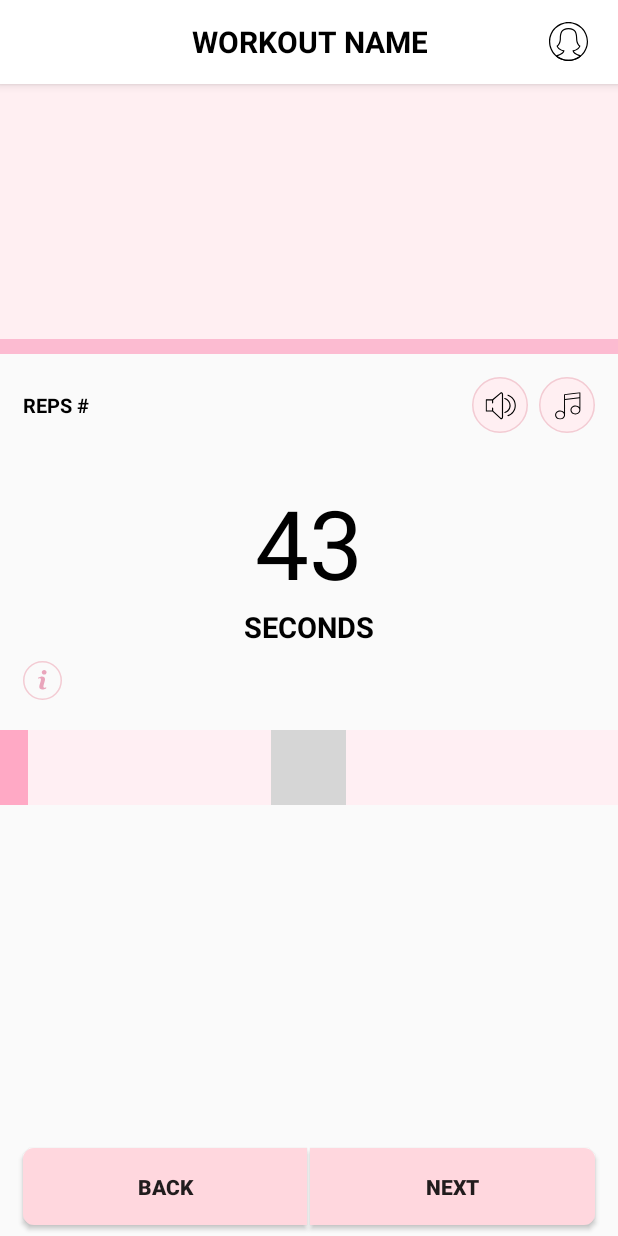
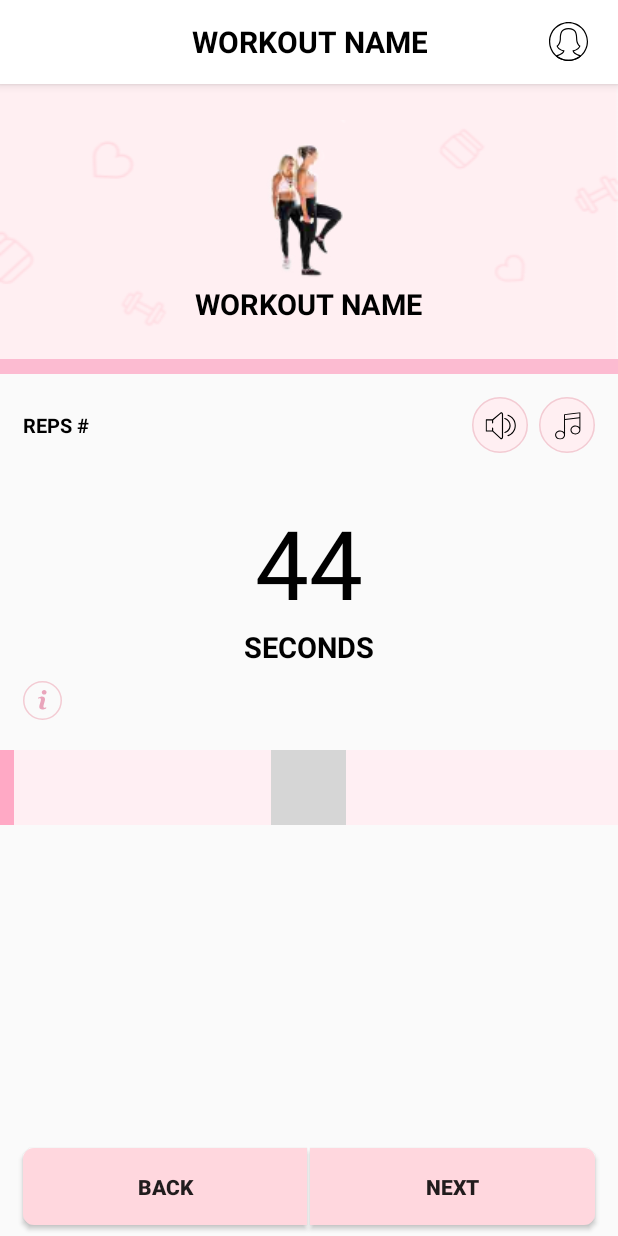
Before and after one commit to Ctrl937q/FitnessProj, an Android app: the fragment ExerciseChooseFragment placed in its activity, after a tap on "START WORKOUT", on a phone screen of 412 x 824 dp. Run offline under Robolectric (Android 15) with nearby library versions, the phone set to English and light mode, and no system bars; our stand-ins replace Picasso; libraries missing offline, so code that uses them is left out: com.ohoussein.playpause, mehdi.sakout.fancybuttons; plain views replace PlayPauseView; 4 statements that could not run were skipped; grey boxes are pictures that could not be loaded.

Commit message:
show alert dialog completed

```diff
--- a/app/build.gradle
+++ b/app/build.gradle
@@ -20,6 +20,7 @@
 
 dependencies {
     implementation fileTree(include: ['*.jar'], dir: 'libs')
+    //noinspection GradleCompatible
     implementation 'com.android.support:appcompat-v7:28.0.0-alpha1'
     implementation 'com.android.support.constraint:constraint-layout:1.1.3'
     testImplementation 'junit:junit:4.12'
--- a/app/src/main/java/com/example/tituh/fitnessproj/ui/activities/MainActivity.java
+++ b/app/src/main/java/com/example/tituh/fitnessproj/ui/activities/MainActivity.java
@@ -36,6 +36,9 @@
         mImageViewBackActionBar = findViewById(R.id.action_bar_arrow);
         mImageViewAboutActionBar = findViewById(R.id.action_bar_about);
 
+        setSupportActionBar(toolbar);
+        getSupportActionBar().setTitle("");
+        mActionBarTitle.setText("TSC BODY");
         mImageViewBackActionBar.setOnClickListener(new View.OnClickListener() {
             @Override
             public void onClick(View view) {
@@ -43,9 +46,6 @@
             }
         });
 
-        setSupportActionBar(toolbar);
-        getSupportActionBar().setTitle("");
-        mActionBarTitle.setText("TSC BODY");
 
         pushFragment(new MainTabLayoutFragment(), false);
 
@@ -99,6 +99,8 @@
             dialog.show();
         }
     }
+
+
 
     @Override
     public void showAlertDialog(@NonNull AlertDialog dialog) {
@@ -166,4 +168,5 @@
     public void visibleIconAboutActionBar() {
         mImageViewAboutActionBar.setVisibility(View.VISIBLE);
     }
+
 }
--- /dev/null
+++ b/app/src/main/java/com/example/tituh/fitnessproj/ui/activities/TimerClass.java
@@ -0,0 +1,100 @@
+package com.example.tituh.fitnessproj.ui.activities;
+
+import android.app.Activity;
+import android.content.DialogInterface;
+import android.os.CountDownTimer;
+import android.util.Log;
+import android.widget.ProgressBar;
+import android.widget.TextView;
+
+import com.example.tituh.fitnessproj.ui.fragments.DialogFragmentExersice;
+import com.example.tituh.fitnessproj.ui.fragments.fitness.ExersiceDoFragment;
+
+import java.util.Locale;
+
+public class TimerClass {
+
+    private CountDownTimer mCountDownTimer;
+    private CountDownTimer mCountDownTimerDialog;
+
+    private long startTimeInMills = 46000;
+    private long startTimeInMillsDialog = 10000;
+
+    private long mTimeLeftInMills = startTimeInMills;
+    private long mTimeLeftInMillsDialog = startTimeInMillsDialog;
+
+    private boolean mTimerRunning;
+    private boolean mTimerRunningDialog;
+
+    public void startTimer(final int value, final TextView textView, final ProgressBar progressBar) {
+        mCountDownTimer = new CountDownTimer(mTimeLeftInMills, 1000) {
+            @Override
+            public void onTick(long l) {
+                mTimeLeftInMills = l;
+                updateCountDownText(textView);
+                long valueProgressBar = value - mTimeLeftInMills / 1000;
+                progressBar.setProgress((int) valueProgressBar);
+            }
+
+            @Override
+            public void onFinish() {
+                mTimerRunning = false;
+            }
+        }.start();
+        mTimerRunning = true;
+    }
+
+
+    public void startTimerDialog(final TextView textView) {
+        mCountDownTimerDialog = new CountDownTimer(mTimeLeftInMillsDialog, 1000) {
+            @Override
+            public void onTick(long l) {
+                mTimeLeftInMillsDialog = l;
+                updateCountDownTextDialog(textView);
+            }
+
+            @Override
+            public void onFinish() {
+                mTimerRunningDialog = false;
+            }
+        }.start();
+        mTimerRunningDialog = true;
+    }
+
+
+    public void pauseTimer() {
+        mCountDownTimer.cancel();
+        mTimerRunning = false;
+    }
+
+    public void pauseTimerDialog() {
+        mCountDownTimerDialog.cancel();
+        mTimerRunningDialog = false;
+    }
+
+    public void updateCountDownText(TextView textView) {
+        //int minutes = (int) (mTimeLeftInills / 1000) / 60;
+        int seconds = (int) (mTimeLeftInMills / 1000) % 60;
+        //String timeLeftFormatted = String.format(Locale.getDefault(), "%02d:%02d", minutes, seconds); - with minutes
+        String timeLeftFormatted = String.format(Locale.getDefault(), "%02d", seconds);
+        textView.setText(timeLeftFormatted);
+    }
+
+
+    public void updateCountDownTextDialog(TextView textView) {
+        //int minutes = (int) (mTimeLeftInills / 1000) / 60;
+        int seconds = (int) (mTimeLeftInMillsDialog / 1000) % 60;
+        //String timeLeftFormatted = String.format(Locale.getDefault(), "%02d:%02d", minutes, seconds); - with minutes
+        String timeLeftFormatted = String.format(Locale.getDefault(), "%1d", seconds);
+        textView.setText(timeLeftFormatted);
+    }
+
+    public boolean ismTimerRunning() {
+        return mTimerRunning;
+    }
+
+    public boolean ismTimerRunningDialog() {
+        return mTimerRunningDialog;
+    }
+
+}
--- a/app/src/main/java/com/example/tituh/fitnessproj/ui/fragments/fitness/ExersiceDoFragment.java
+++ b/app/src/main/java/com/example/tituh/fitnessproj/ui/fragments/fitness/ExersiceDoFragment.java
@@ -1,9 +1,14 @@
 package com.example.tituh.fitnessproj.ui.fragments.fitness;
 
+
+import android.app.Activity;
+import android.content.DialogInterface;
+import android.graphics.Color;
+import android.graphics.drawable.ColorDrawable;
 import android.os.Bundle;
-import android.os.CountDownTimer;
 import android.support.annotation.NonNull;
 import android.support.annotation.Nullable;
+import android.support.v4.app.FragmentActivity;
 import android.util.Log;
 import android.view.LayoutInflater;
 import android.view.View;
@@ -14,97 +19,73 @@
 
 import com.example.tituh.fitnessproj.R;
 import com.example.tituh.fitnessproj.ui.activities.MainActivity;
+import com.example.tituh.fitnessproj.ui.activities.TimerClass;
 import com.example.tituh.fitnessproj.ui.fragments.BaseFragment;
+import com.example.tituh.fitnessproj.ui.fragments.DialogFragmentExersice;
 import com.ohoussein.playpause.PlayPauseView;
 
-import java.util.Locale;
 
 public class ExersiceDoFragment extends BaseFragment {
 
-    long startTimeills = 45000;
-    CountDownTimer mCountDownTimer;
-    long mTimeLeftInills = startTimeills;
-    boolean mTimerRunning;
+
     TextView textViewTime;
     ProgressBar progressBarExersice;
     Button btn_back;
     Button btn_next;
+    TimerClass timerClass;
+    int timerValue = 45;
 
     @Nullable
     @Override
-    public View onCreateView(@NonNull LayoutInflater inflater, @Nullable ViewGroup container, @Nullable Bundle savedInstanceState) {
-        View rootView = inflater.inflate(R.layout.workout_start_layout, container, false);
+    public View onCreateView(@NonNull LayoutInflater inflater, @Nullable ViewGroup container, @Nullable final Bundle savedInstanceState) {
+        final View rootView = inflater.inflate(R.layout.workout_start_layout, container, false);
 
-        textViewTime = (TextView)rootView.findViewById(R.id.text_view_time);
+        textViewTime = (TextView) rootView.findViewById(R.id.text_view_time);
         final PlayPauseView buttonPlayPause = (PlayPauseView) rootView.findViewById(R.id.button_test_start_exercise);
-        progressBarExersice = (ProgressBar)rootView.findViewById(R.id.progressBar_exersice);
-        btn_back = (Button)rootView.findViewById(R.id.btn_back_exersice);
-        btn_next = (Button)rootView.findViewById(R.id.btn_next_exersice);
+        progressBarExersice = (ProgressBar) rootView.findViewById(R.id.progressBar_exersice);
+        btn_back = (Button) rootView.findViewById(R.id.btn_back_exersice);
+        btn_next = (Button) rootView.findViewById(R.id.btn_next_exersice);
+        timerClass = new TimerClass();
 
-        ((MainActivity)getActivity()).updateActionBarTitle("WORKOUT NAME");
+        ((MainActivity) getActivity()).updateActionBarTitle("WORKOUT NAME");
 
         btn_next.setOnClickListener(new View.OnClickListener() {
             @Override
             public void onClick(View view) {
-
+                DialogFragmentExersice dialogFragmentExersice = new DialogFragmentExersice(getActivity());
+                dialogFragmentExersice.show();
+                dialogFragmentExersice.getWindow().setBackgroundDrawable(new ColorDrawable(Color.TRANSPARENT));
+                timerClass.pauseTimer();
+                buttonPlayPause.change(true);
             }
         });
+
+        progressBarExersice.setMax(timerValue);
+        timerClass.startTimer(timerValue, textViewTime, progressBarExersice);
+
+        buttonPlayPause.change(false);
+        buttonPlayPause.setOnClickListener(new View.OnClickListener() {
+            @Override
+            public void onClick(View view) {
+                buttonPlayPause.toggle();
+                if (timerClass.ismTimerRunning()) {
+                    timerClass.pauseTimer();
+                } else {
+                    timerClass.startTimer(timerValue, textViewTime, progressBarExersice);
+                }
+            }
+        });
+
+
+
 
         btn_back.setOnClickListener(new View.OnClickListener() {
             @Override
             public void onClick(View view) {
-                ((MainActivity)getActivity()).popFragment();
-            }
-        });
-
-        progressBarExersice.setMax(45);
-
-        startTimer();
-        buttonPlayPause.change(false);
-
-        buttonPlayPause.setOnClickListener(new View.OnClickListener() {
-            @Override
-            public void onClick(View view) {
-                buttonPlayPause.toggle();
-                if (mTimerRunning) {
-                    pauseTimer();
-                } else {
-                    startTimer();
-                }
+                ((MainActivity) getActivity()).popFragment();
             }
         });
         return rootView;
     }
 
-    private void startTimer() {
-        mCountDownTimer = new CountDownTimer(mTimeLeftInills, 1000) {
-            @Override
-            public void onTick(long l) {
-                mTimeLeftInills = l;
-                updateCountDownText();
-                long valueProgressBar = 45 - mTimeLeftInills/1000;
-                progressBarExersice.setProgress((int)valueProgressBar);
-            }
-
-            @Override
-            public void onFinish() {
-                mTimerRunning = false;
-            }
-        }.start();
-        mTimerRunning = true;
-    }
-
-    private void pauseTimer() {
-        mCountDownTimer.cancel();
-        mTimerRunning = false;
-
-    }
-
-    private void updateCountDownText() {
-        //int minutes = (int) (mTimeLeftInills / 1000) / 60;
-        int seconds = (int) (mTimeLeftInills / 1000) % 60;
-        //String timeLeftFormatted = String.format(Locale.getDefault(), "%02d:%02d", minutes, seconds); - with minutes
-        String timeLeftFormatted = String.format(Locale.getDefault(), "%02d", seconds);
-        textViewTime.setText(timeLeftFormatted);
-    }
 }
--- a/app/src/main/res/layout/exercise_choose_fragment.xml
+++ b/app/src/main/res/layout/exercise_choose_fragment.xml
@@ -15,8 +15,10 @@
         <RelativeLayout
             android:id="@+id/relativeLayout2"
             android:layout_width="match_parent"
-            android:layout_height="170dp"
-            android:background="@drawable/exercise_choose_background">
+            android:layout_height="183dp"
+            android:background="@drawable/background_select_exersice"
+
+            >
 
             <LinearLayout
                 android:layout_width="wrap_content"
--- a/app/src/main/res/layout/workout_start_layout.xml
+++ b/app/src/main/res/layout/workout_start_layout.xml
@@ -10,8 +10,24 @@
 
     <LinearLayout
         android:layout_width="match_parent"
-        android:layout_height="170dp"
-        android:background="@drawable/exercise_choose_background">
+        android:layout_height="wrap_content"
+        android:orientation="vertical"
+        android:gravity="center"
+        android:background="@drawable/background_exersice_top">
+
+        <ImageView
+            android:layout_width="wrap_content"
+            android:src="@drawable/background_image_exersice_top"
+            android:layout_height="wrap_content" />
+
+        <TextView
+            android:layout_width="wrap_content"
+            android:textStyle="bold"
+            android:text="WORKOUT NAME"
+            android:textColor="@color/color_bnv_unchecked"
+            android:textSize="19sp"
+            android:layout_gravity="center"
+            android:layout_height="wrap_content" />
 
     </LinearLayout>
 
--- a/app/src/main/res/values/colors.xml
+++ b/app/src/main/res/values/colors.xml
@@ -7,8 +7,8 @@
 
     <color name="color_bnv_unchecked">#000000</color>
     <color name="color_bnv_checked">#8cff3177</color>
+    <color name="color_pink">#8cff3e80</color>
 
-    <color name="color_pink">#8cff3e80</color>
     <color name="color_light_pink">#53ff377b</color>
 
     <color name="pink_background_progressbar">#FFEFF3</color>
@@ -16,4 +16,7 @@
     <color name="shadow_color1">#000000</color>
     <color name="color_white">#daffffff</color>
 
+    <color name="color_wite_for_dialog">#ffffff</color>
+    <color name="pink_for_button">#FFD7DE</color>
+
 </resources>
```
Also changed, not shown: app/src/main/java/com/example/tituh/fitnessproj/ui/fragments/DialogFragmentExersice.java (added, +57 -0 lines), app/src/main/res/drawable/dialog_background.xml (added, +10 -0 lines), app/src/main/res/layout/dialog_layout.xml (added, +83 -0 lines), app/src/main/res/drawable/background_exersice_top.png (added), app/src/main/res/drawable/background_image_exersice_top.png (added), app/src/main/res/drawable/background_select_exersice.png (added).
